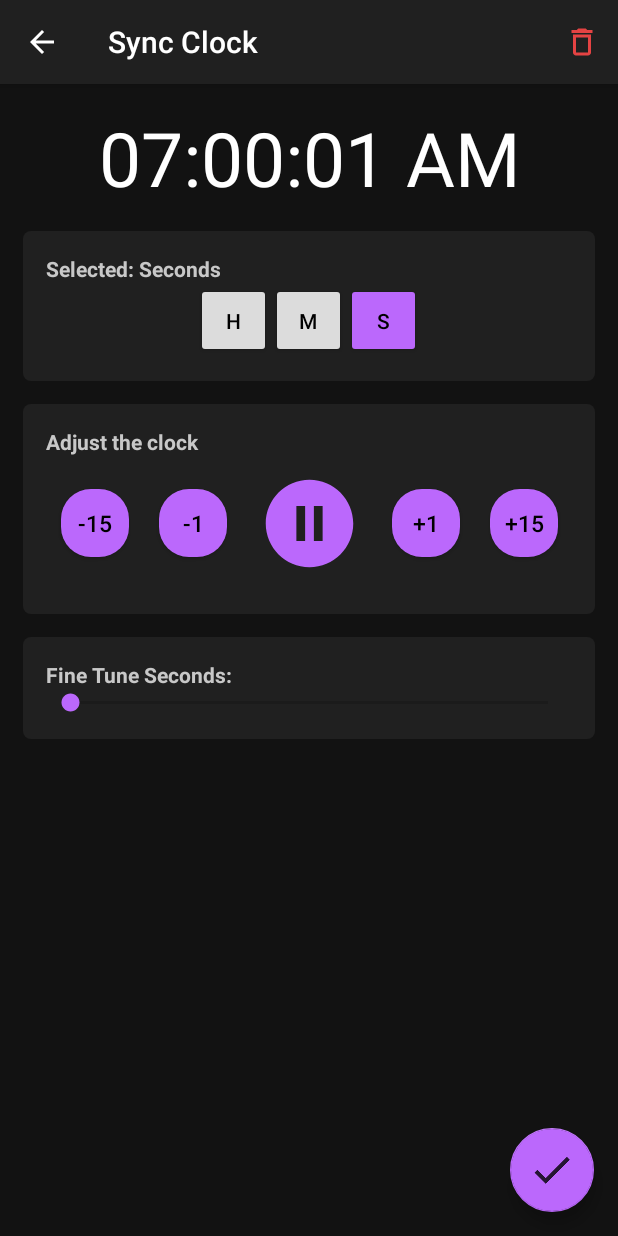
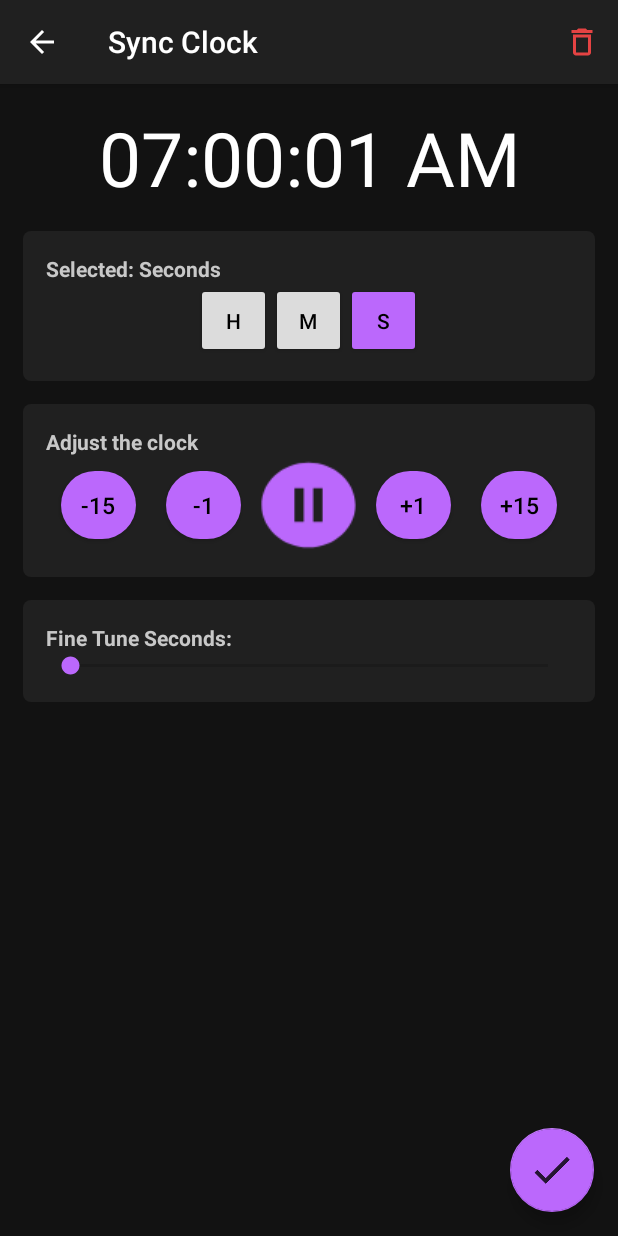
Before and after one commit to hunterwilhelm/offset-clocks-android, an Android app: the screen it shows after launch (EditActivity), after a tap on an icon or button, on a phone screen of 412 x 824 dp. Run offline under Robolectric (Android 15) with nearby library versions, the phone set to English and light mode, and no system bars.

Commit message:
Play Pause

```diff
--- a/app/src/main/java/com/hunterwilhelm/offsetclocks/EditActivity.kt
+++ b/app/src/main/java/com/hunterwilhelm/offsetclocks/EditActivity.kt
@@ -10,14 +10,17 @@ import android.widget.TextView
 import androidx.appcompat.app.AppCompatActivity
 
 
-enum class EditMode {
-    HOUR,
-    MINUTE,
-    SECOND
-}
+class EditActivity : AppCompatActivity() {
 
-class EditActivity : AppCompatActivity() {
-    var editMode: EditMode = EditMode.SECOND
+
+
+
+    private fun visibleTransform(visible: Boolean): Int {
+        return if (visible) View.VISIBLE else View.GONE
+    }
+
+    private var editMode: EditMode = EditMode.SECOND
+    private var playMode: PlayMode = PlayMode.PLAY
 
     override fun onCreate(savedInstanceState: Bundle?) {
         super.onCreate(savedInstanceState)
@@ -39,6 +42,37 @@ class EditActivity : AppCompatActivity() {
             editMode = EditMode.SECOND
             notifyEditModeChanged()
         }
+        findViewById<Button>(R.id.edit_play_button).setOnClickListener {
+            playMode = PlayMode.PLAY
+            notifyPlayModeChanged()
+        }
+        findViewById<Button>(R.id.edit_pause_button).setOnClickListener {
+            playMode = PlayMode.PAUSE
+            notifyPlayModeChanged()
+        }
+    }
+
+    // play mode
+
+    enum class PlayMode {
+        PAUSE,
+        PLAY
+    }
+
+    private fun notifyPlayModeChanged() {
+        val playButton = findViewById<Button>(R.id.edit_play_button)
+        val pauseButton = findViewById<Button>(R.id.edit_pause_button)
+
+        playButton.visibility = visibleTransform(playMode != PlayMode.PLAY)
+        pauseButton.visibility = visibleTransform(playMode == PlayMode.PLAY)
+    }
+
+    // edit mode
+
+    enum class EditMode {
+        HOUR,
+        MINUTE,
+        SECOND
     }
 
     private fun notifyEditModeChanged() {
@@ -55,9 +89,6 @@ class EditActivity : AppCompatActivity() {
     }
 
     private fun updateButtons() {
-        fun visibleTransform(visible: Boolean): Int {
-            return if (visible) View.VISIBLE else View.GONE
-        }
 
         val editHourI = findViewById<Button>(R.id.edit_hour_button_inactive)
         val editHour = findViewById<Button>(R.id.edit_hour_button)
--- a/app/src/main/res/drawable-v21/increment_button_ripple.xml
+++ b/app/src/main/res/drawable-v21/increment_button_ripple.xml
@@ -5,7 +5,7 @@
     <item android:id="@android:id/background">
         <shape android:shape="rectangle">
             <solid android:color="@color/colorPrimary" />
-            <corners android:radius="20dp" />
+            <corners android:radius="50dp" />
         </shape>
     </item>
 </ripple>
--- /dev/null
+++ b/app/src/main/res/drawable/ic_baseline_play_circle_filled_24.xml
@@ -0,0 +1,10 @@
+<vector xmlns:android="http://schemas.android.com/apk/res/android"
+    android:width="24dp"
+    android:height="24dp"
+    android:viewportWidth="24"
+    android:viewportHeight="24"
+    android:tint="@color/colorPrimary">
+  <path
+      android:fillColor="@color/colorTextBlack"
+      android:pathData="M12,2C6.48,2 2,6.48 2,12s4.48,10 10,10 10,-4.48 10,-10S17.52,2 12,2zM10,16.5v-9l6,4.5 -6,4.5z"/>
+</vector>
--- a/app/src/main/res/layout/edit_content.xml
+++ b/app/src/main/res/layout/edit_content.xml
@@ -37,9 +37,9 @@
             android:padding="15dp">
 
             <TextView
+                android:id="@+id/edit_selected_mode_text"
                 android:layout_width="match_parent"
                 android:layout_height="wrap_content"
-                android:id="@+id/edit_selected_mode_text"
                 android:text="@string/selected_seconds"
                 android:textColor="@color/colorTextGrey"
                 android:textStyle="bold" />
@@ -115,13 +115,15 @@
                 android:textStyle="bold" />
 
             <LinearLayout
-                android:layout_width="wrap_content"
+                android:layout_gravity="center"
+                android:layout_width="fill_parent"
                 android:layout_height="wrap_content"
-                android:layout_gravity="center"
-                android:orientation="horizontal">
+                android:orientation="horizontal"
+                android:weightSum="5">
 
                 <Button
-                    android:layout_width="@dimen/incremental_button_size"
+                    android:layout_width="0dp"
+                    android:layout_weight="1"
                     android:layout_height="@dimen/incremental_button_size"
                     android:layout_margin="@dimen/increment_button_padding"
                     android:background="@drawable/increment_button_ripple"
@@ -130,37 +132,56 @@
                     android:textSize="15sp" />
 
                 <Button
-                    android:layout_width="@dimen/incremental_button_size"
+                    android:layout_width="0dp"
                     android:layout_height="@dimen/incremental_button_size"
                     android:layout_margin="@dimen/increment_button_padding"
+                    android:layout_weight="1"
                     android:background="@drawable/increment_button_ripple"
                     android:text="-1"
                     android:textColor="@color/colorTextBlack"
                     android:textSize="15sp" />
 
                 <Button
-                    android:layout_width="@dimen/incremental_play_button_size"
-                    android:layout_height="@dimen/incremental_play_button_size"
+                    android:id="@+id/edit_pause_button"
+                    android:layout_width="0dp"
+                    android:layout_height="@dimen/incremental_button_size"
                     android:layout_margin="@dimen/increment_button_padding"
+                    android:scaleX="1.5"
+                    android:scaleY="1.5"
+                    android:layout_weight="1"
                     android:background="@drawable/ic_baseline_pause_circle_filled_24"
                     android:textColor="@color/colorTextBlack"
                     android:textSize="15sp" />
 
                 <Button
-                    android:layout_width="@dimen/incremental_button_size"
+                    android:id="@+id/edit_play_button"
+                    android:layout_width="0dp"
                     android:layout_height="@dimen/incremental_button_size"
                     android:layout_margin="@dimen/increment_button_padding"
+                    android:scaleX="1.5"
+                    android:scaleY="1.5"
+                    android:visibility="gone"
+                    android:layout_weight="1"
+                    android:background="@drawable/ic_baseline_play_circle_filled_24"
+                    android:textColor="@color/colorTextBlack"
+                    android:textSize="15sp" />
+
+                <Button
+                    android:layout_width="0dp"
+                    android:layout_height="@dimen/incremental_button_size"
+                    android:layout_margin="@dimen/increment_button_padding"
+                    android:layout_weight="1"
                     android:background="@drawable/increment_button_ripple"
                     android:text="+1"
                     android:textColor="@color/colorTextBlack"
                     android:textSize="15sp" />
 
                 <Button
-                    android:layout_width="@dimen/incremental_button_size"
+                    android:layout_width="0dp"
                     android:layout_height="@dimen/incremental_button_size"
                     android:layout_margin="@dimen/increment_button_padding"
+                    android:layout_weight="1"
                     android:background="@drawable/increment_button_ripple"
-
                     android:text="+15"
                     android:textColor="@color/colorTextBlack"
                     android:textSize="15sp" />
```
